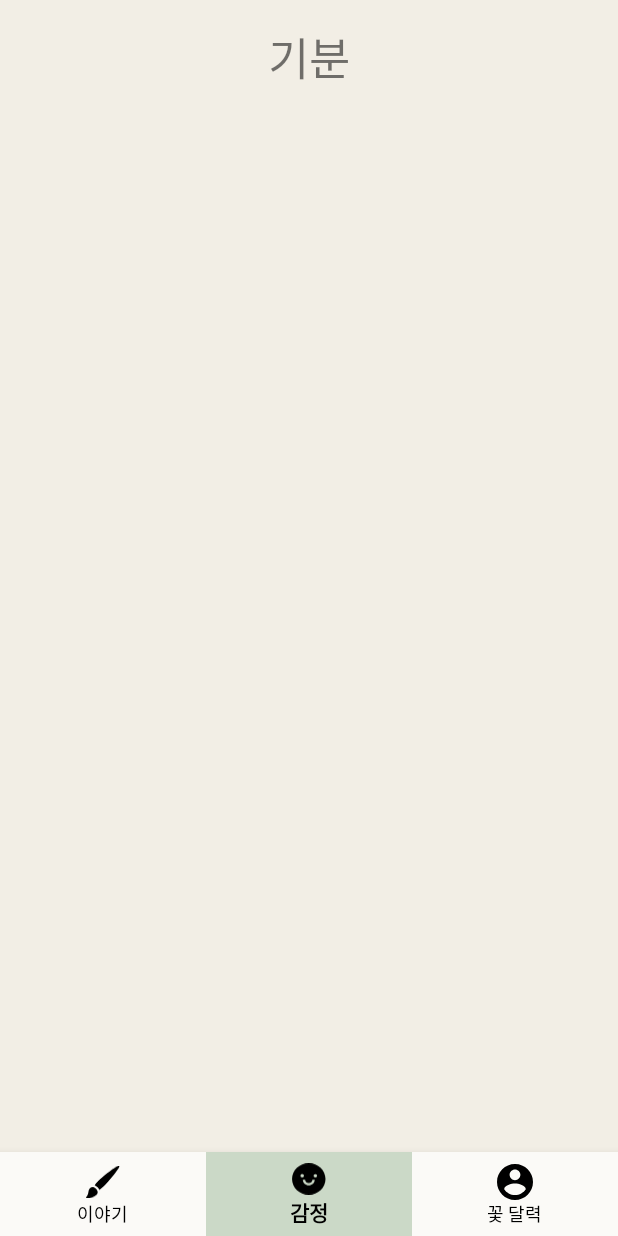
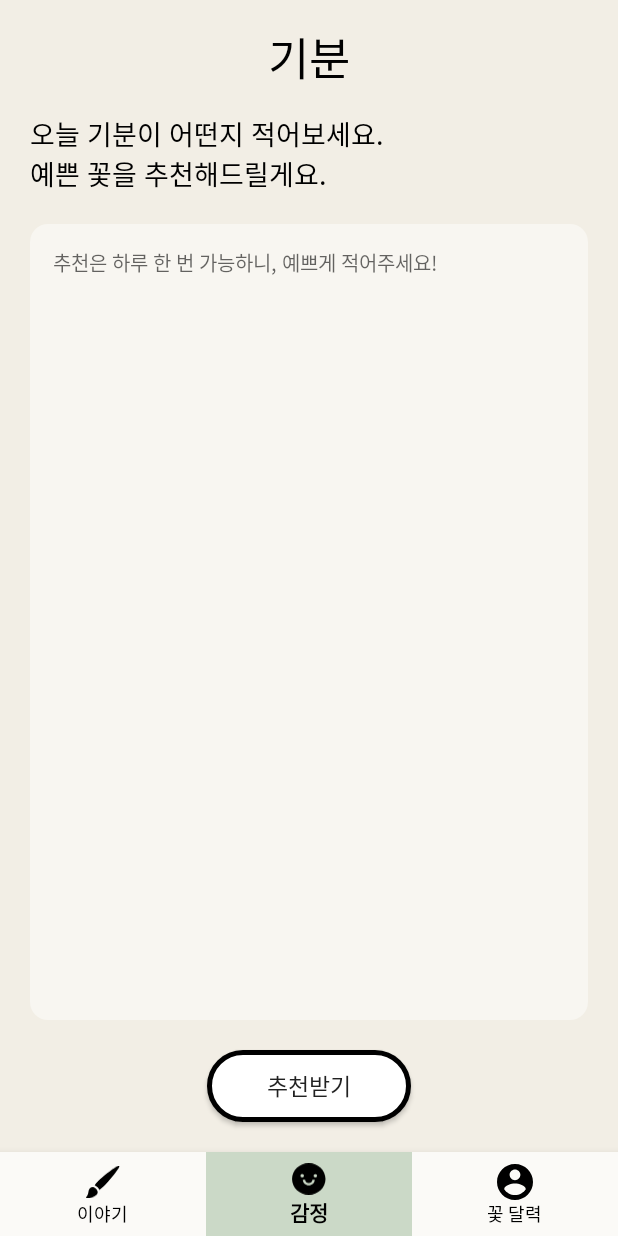
Before and after one commit to kjungyoun/Damhwa, an Android app: the FeelingFragment screen opened through its navigation route, on a phone screen of 412 x 824 dp. Run offline under Robolectric (Android 15) with nearby library versions, the phone set to English and light mode, and no system bars; our stand-ins replace data binding, navigation-ui.

Commit message:
Add FeelingFragment layout view

```diff
--- a/damhwa_client/DamHwa_Android/app/src/main/res/layout/fragment_feeling.xml
+++ b/damhwa_client/DamHwa_Android/app/src/main/res/layout/fragment_feeling.xml
@@ -8,14 +8,58 @@
         tools:context=".ui.feeling.FeelingFragment">
 
         <TextView
+            android:id="@+id/writeFeelingTitle"
             android:layout_width="wrap_content"
             android:layout_height="wrap_content"
             android:text="@string/write_feeling"
+            android:textColor="@color/black"
             android:textSize="30sp"
             android:layout_marginTop="15dp"
             app:layout_constraintEnd_toEndOf="parent"
             app:layout_constraintStart_toStartOf="parent"
             app:layout_constraintTop_toTopOf="parent" />
 
+        <TextView
+            android:id="@+id/writeFeelingGuide"
+            android:layout_width="wrap_content"
+            android:layout_height="wrap_content"
+            android:text="@string/write_letter_guide"
+            android:textColor="@color/black"
+            android:textSize="18sp"
+            android:layout_marginTop="15dp"
+            app:layout_constraintStart_toStartOf="@id/writeFeelingEditText"
+            app:layout_constraintTop_toBottomOf="@+id/writeFeelingTitle" />
+
+        <EditText
+            android:id="@+id/writeFeelingEditText"
+            android:layout_width="match_parent"
+            android:layout_height="0dp"
+            android:layout_marginHorizontal="20dp"
+            android:layout_marginVertical="20dp"
+            android:background="@drawable/bg_edittext_transparent"
+            android:gravity="top"
+            android:hint="@string/write_feeling_ph"
+            android:inputType="textMultiLine"
+            android:padding="15dp"
+            android:scrollbars="vertical"
+            android:textSize="13sp"
+            app:layout_constraintBottom_toTopOf="@id/changeFlower"
+            app:layout_constraintEnd_toEndOf="parent"
+            app:layout_constraintStart_toStartOf="parent"
+            app:layout_constraintTop_toBottomOf="@+id/writeFeelingGuide" />
+
+        <Button
+            android:id="@+id/changeFlower"
+            android:layout_width="wrap_content"
+            android:layout_height="wrap_content"
+            android:layout_marginVertical="20dp"
+            android:background="@drawable/bg_bold_stroke"
+            android:paddingHorizontal="40dp"
+            android:text="@string/recommend_flower_feeling"
+            android:textSize="15sp"
+            app:layout_constraintBottom_toBottomOf="parent"
+            app:layout_constraintEnd_toEndOf="parent"
+            app:layout_constraintStart_toStartOf="parent" />
+
     </androidx.constraintlayout.widget.ConstraintLayout>
 </layout>
--- a/damhwa_client/DamHwa_Android/app/src/main/res/layout/fragment_story.xml
+++ b/damhwa_client/DamHwa_Android/app/src/main/res/layout/fragment_story.xml
@@ -9,10 +9,11 @@
         tools:context=".ui.story.StoryFragment">
 
         <TextView
-            android:id="@+id/textView"
+            android:id="@+id/writeLetterTitle"
             android:layout_width="wrap_content"
             android:layout_height="wrap_content"
             android:layout_marginTop="15dp"
+            android:textColor="@color/black"
             android:text="@string/write_letter"
             android:textSize="30sp"
             app:layout_constraintEnd_toEndOf="parent"
@@ -34,7 +35,7 @@
             app:layout_constraintBottom_toTopOf="@id/changeFlower"
             app:layout_constraintEnd_toEndOf="parent"
             app:layout_constraintStart_toStartOf="parent"
-            app:layout_constraintTop_toBottomOf="@id/textView" />
+            app:layout_constraintTop_toBottomOf="@id/writeLetterTitle" />
 
         <Button
             android:id="@+id/changeFlower"
--- a/damhwa_client/DamHwa_Android/app/src/main/res/values/strings.xml
+++ b/damhwa_client/DamHwa_Android/app/src/main/res/values/strings.xml
@@ -9,4 +9,7 @@
     <string name="write_feeling">기분</string>
     <string name="write_letter_ph">서신을 작성하시오</string>
     <string name="recommend_flower">꽃으로 전하기</string>
+    <string name="write_letter_guide">오늘 기분이 어떤지 적어보세요. \n예쁜 꽃을 추천해드릴게요.</string>
+    <string name="write_feeling_ph">추천은 하루 한 번 가능하니, 예쁘게 적어주세요!</string>
+    <string name="recommend_flower_feeling">추천받기</string>
 </resources>
```
